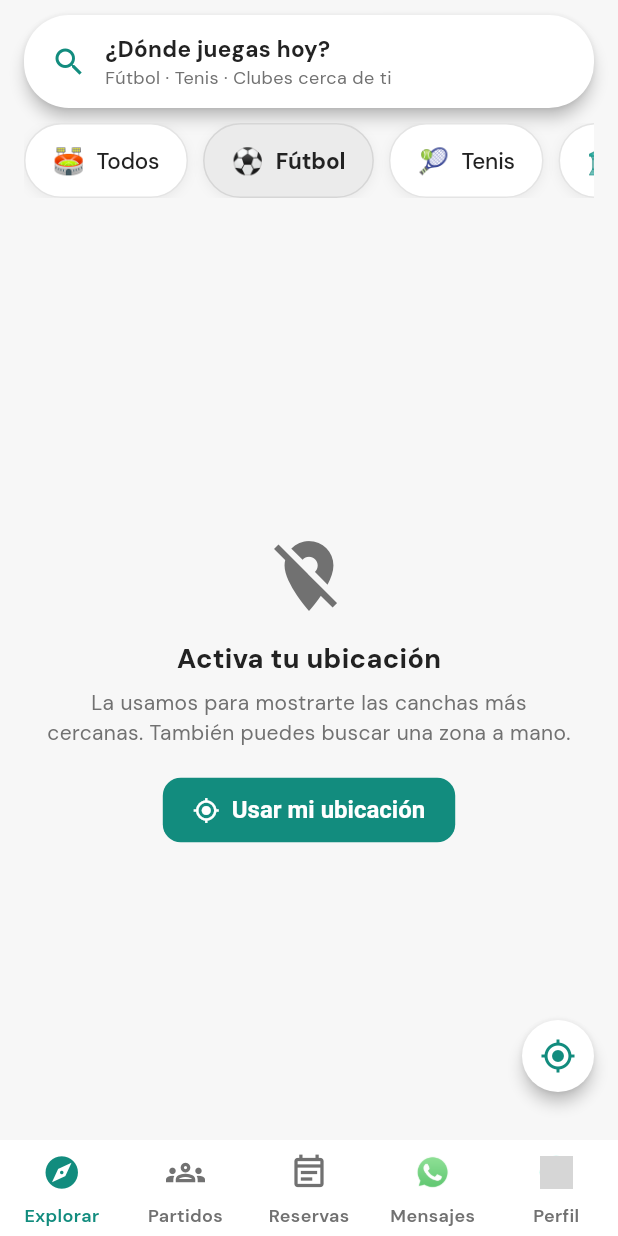
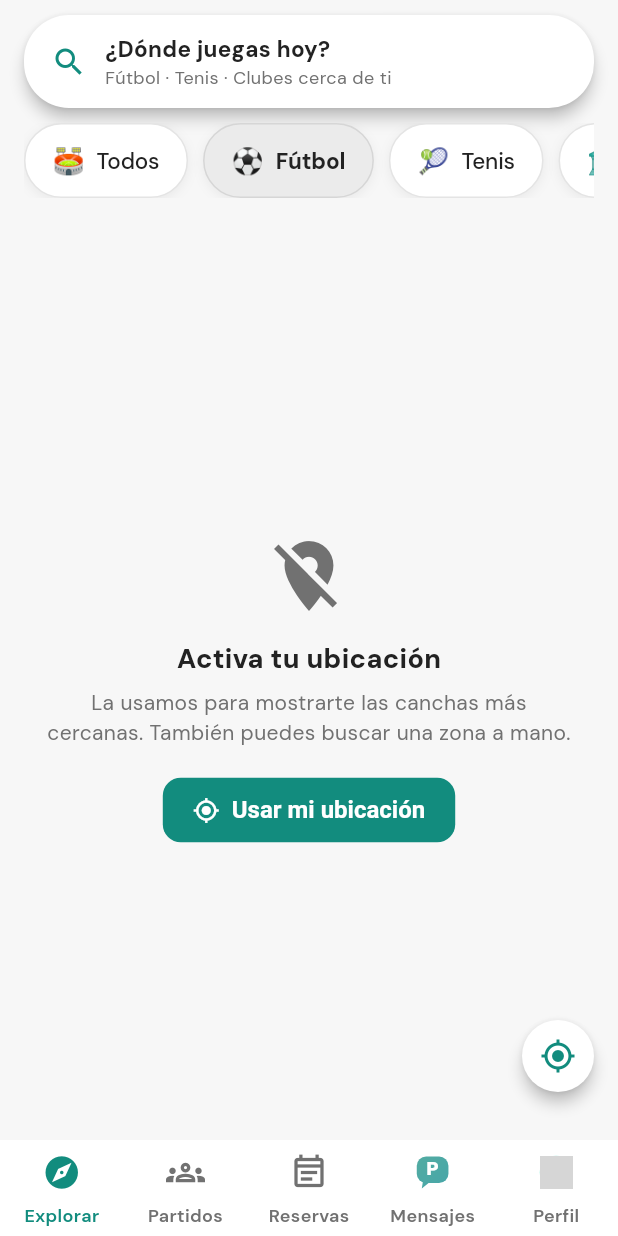
Before and after one commit to dcalagua/canchas-app-lima, a Flutter app: the AppShell screen opened directly, after a tap on the "close" icon, on a phone screen of 412 x 824 dp. Run offline on Flutter 3.47's test engine with Material 3 defaults, Android fonts, the phone set to English and light mode, and no system bars; our stand-ins replace audioplayers, firebase_core, firebase_messaging, font_awesome_flutter, geocoding, geolocator and 9 more; missing offline and left inert: google_mlkit_text_recognition, record; accounts and stored records are empty; network calls fail; grey boxes are pictures that could not be loaded.

Commit message:
Mensajes: ícono propio "Pichan" (burbuja verde de marca + P) y quita logo WhatsApp
IconoChatPichan ahora se dibuja con CustomPainter: burbuja de chat con degradado
lima→teal (marca) + "P" blanca. Identidad propia, sin depender del logo de Meta.
Elimina assets/icon/whatsapp.png (era solo para probar).

Co-Authored-By: Claude Opus 4.8 (1M context) <noreply@anthropic.com>
Claude-Session: https://claude.ai/code/session_017fg7ijXuZRX6jvFjZELf83

```diff
--- a/lib/widgets/icono_chat_pichan.dart
+++ b/lib/widgets/icono_chat_pichan.dart
@@ -1,9 +1,11 @@
 import 'package:flutter/material.dart';
 
-/// Ícono de "Mensajes": el logo de WhatsApp a color (verde con teléfono blanco),
-/// "con vida" (regla de UI Airbnb). Es una imagen (assets/icon/whatsapp.png), no
-/// un glyph, para conservar los dos colores. No se apaga a gris cuando la pestaña
-/// no está seleccionada —resalta como marca—; solo baja un poco de opacidad.
+/// Ícono propio de la mensajería Pichangol ("Pichan"): una burbuja de chat con
+/// degradado verde de marca (lima → teal, el mismo del header) y la "P" de Pichan
+/// en blanco. Se lee como "chat", es identidad propia (NO el logo de WhatsApp) y
+/// va "con vida" (regla de UI Airbnb): no se apaga a gris; solo baja un poco de
+/// opacidad cuando la pestaña no está seleccionada. Dibujado con CustomPainter →
+/// nítido a cualquier tamaño, sin asset externo.
 class IconoChatPichan extends StatelessWidget {
   const IconoChatPichan({super.key, this.size = 24, this.activo = true});
   final double size;
@@ -15,12 +17,62 @@ class IconoChatPichan extends StatelessWidget {
   Widget build(BuildContext context) {
     return Opacity(
       opacity: activo ? 1 : 0.72,
-      child: Image.asset(
-        'assets/icon/whatsapp.png',
+      child: SizedBox(
         width: size,
         height: size,
-        fit: BoxFit.contain,
+        child: const CustomPaint(painter: _PichanPainter()),
       ),
     );
   }
 }
+
+class _PichanPainter extends CustomPainter {
+  const _PichanPainter();
+
+  @override
+  void paint(Canvas canvas, Size size) {
+    final s = size.width;
+    final paint = Paint()
+      ..isAntiAlias = true
+      ..shader = const LinearGradient(
+        begin: Alignment.topLeft,
+        end: Alignment.bottomRight,
+        colors: [Color(0xFF128C7E), Color(0xFF008489)], // lima → teal (marca)
+      ).createShader(Offset.zero & size);
+
+    // Cuerpo de la burbuja (cuadrado muy redondeado, estilo WhatsApp).
+    final m = s * 0.06;
+    final body = RRect.fromRectAndRadius(
+      Rect.fromLTRB(m, m, s - m, s * 0.80),
+      Radius.circular(s * 0.26),
+    );
+    canvas.drawRRect(body, paint);
+
+    // Colita de la burbuja (abajo a la izquierda).
+    final tail = Path()
+      ..moveTo(s * 0.24, s * 0.70)
+      ..lineTo(s * 0.20, s * 0.95)
+      ..lineTo(s * 0.44, s * 0.76)
+      ..close();
+    canvas.drawPath(tail, paint);
+
+    // La "P" de Pichan, calada en blanco, centrada en el cuerpo (arriba de la cola).
+    final tp = TextPainter(
+      text: TextSpan(
+        text: 'P',
+        style: TextStyle(
+          color: Colors.white,
+          fontWeight: FontWeight.w900,
+          fontSize: s * 0.52,
+          height: 1,
+        ),
+      ),
+      textDirection: TextDirection.ltr,
+    )..layout();
+    tp.paint(
+        canvas, Offset(s / 2 - tp.width / 2, s * 0.40 - tp.height / 2));
+  }
+
+  @override
+  bool shouldRepaint(covariant _PichanPainter oldDelegate) => false;
+}
```
Also changed, not shown: assets/icon/whatsapp.png (deleted).
